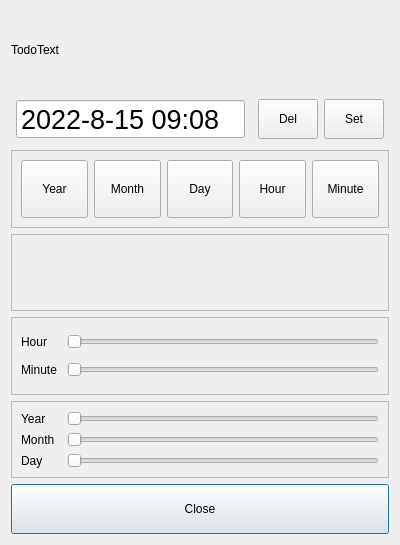
Qt form msgdialog.ui (ic005k/Knot-Legacy) before a commit.
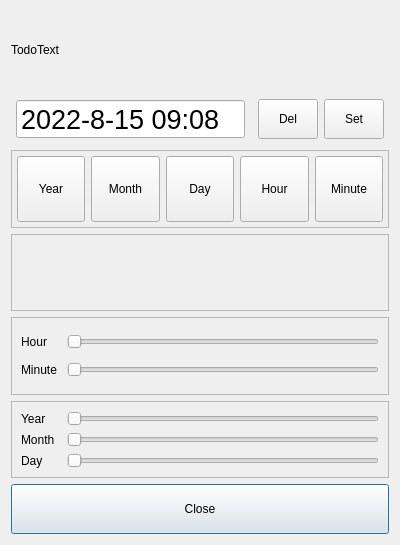
The same form after that commit.

```diff
--- a/msgdialog.ui
+++ b/msgdialog.ui
@@ -185,6 +185,18 @@
       <enum>QFrame::Raised</enum>
      </property>
      <layout class="QHBoxLayout" name="horizontalLayout_7">
+      <property name="leftMargin">
+       <number>5</number>
+      </property>
+      <property name="topMargin">
+       <number>5</number>
+      </property>
+      <property name="rightMargin">
+       <number>5</number>
+      </property>
+      <property name="bottomMargin">
+       <number>5</number>
+      </property>
       <item>
        <widget class="QToolButton" name="btnYear">
         <property name="sizePolicy">
```
